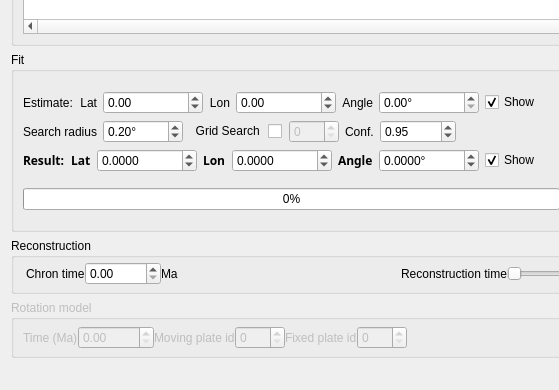
This is src/qt-widgets/HellingerDialogUi.ui in GPlates/GPlates as Qt 5 draws it before an edit; both pictures show x 0 to 559 and y 280 to 670 of the 806 by 670 pixel window. The edited form follows.
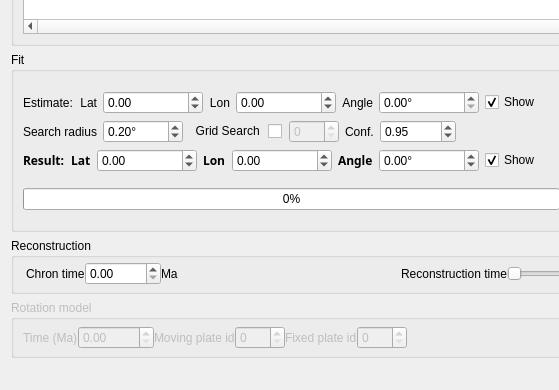
This is the edited form.

Commit message: (hell) Set non-zero initial angle for pole estimate; guard against zero angles.

Diff of the .ui file:
```diff
--- a/src/qt-widgets/HellingerDialogUi.ui
+++ b/src/qt-widgets/HellingerDialogUi.ui
@@ -1026,7 +1026,7 @@
                </size>
               </property>
               <property name="decimals">
-               <number>4</number>
+               <number>2</number>
               </property>
               <property name="minimum">
                <double>-90.000000000000000</double>
@@ -1066,7 +1066,7 @@
                </size>
               </property>
               <property name="decimals">
-               <number>4</number>
+               <number>2</number>
               </property>
               <property name="minimum">
                <double>-360.000000000000000</double>
@@ -1109,7 +1109,7 @@
                <string>°</string>
               </property>
               <property name="decimals">
-               <number>4</number>
+               <number>2</number>
               </property>
               <property name="minimum">
                <double>-360.000000000000000</double>
```
The commit also changes 2 other files.
